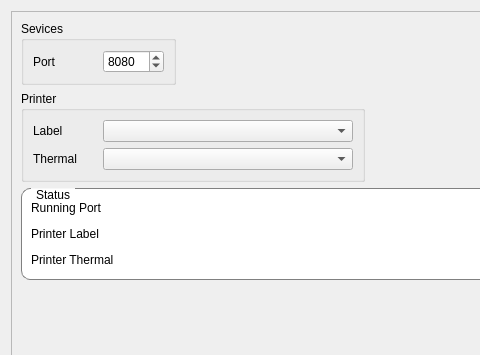
Before: the Qt Designer form ui/main.ui in fananimi/IotBox-Hack, drawn with Qt 5; both pictures show x 0 to 480 and y 0 to 355 of the 640 by 640 pixel window.
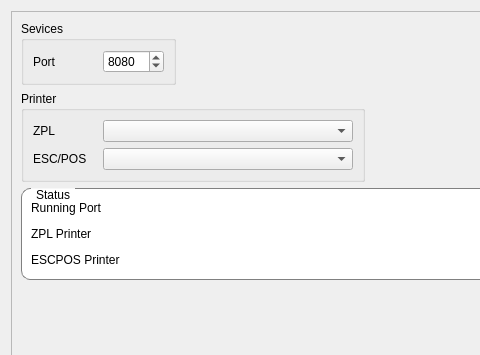
After: the same form once the commit is applied.

```diff
--- a/ui/main.ui
+++ b/ui/main.ui
@@ -47,7 +47,7 @@
             </size>
            </property>
            <property name="text">
-            <string>Label</string>
+            <string>ZPL</string>
            </property>
           </widget>
          </item>
@@ -60,7 +60,7 @@
             </size>
            </property>
            <property name="text">
-            <string>Thermal</string>
+            <string>ESC/POS</string>
            </property>
           </widget>
          </item>
@@ -177,14 +177,14 @@
          <item row="1" column="0">
           <widget class="QLabel" name="label_5">
            <property name="text">
-            <string>Printer Label</string>
+            <string>ZPL Printer</string>
            </property>
           </widget>
          </item>
          <item row="2" column="0">
           <widget class="QLabel" name="label_6">
            <property name="text">
-            <string>Printer Thermal</string>
+            <string>ESCPOS Printer</string>
            </property>
           </widget>
          </item>
```
Left out of the diff: 8 changed lines with no effect on the pictures.
